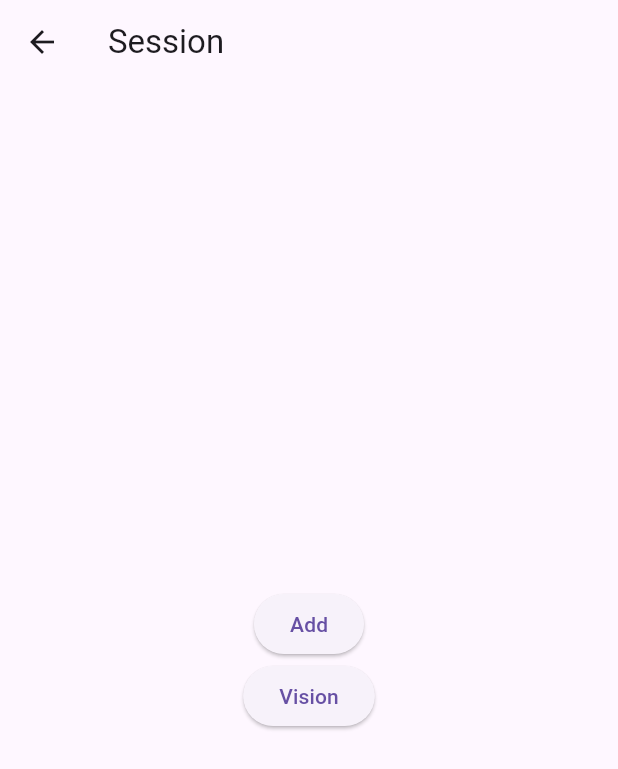
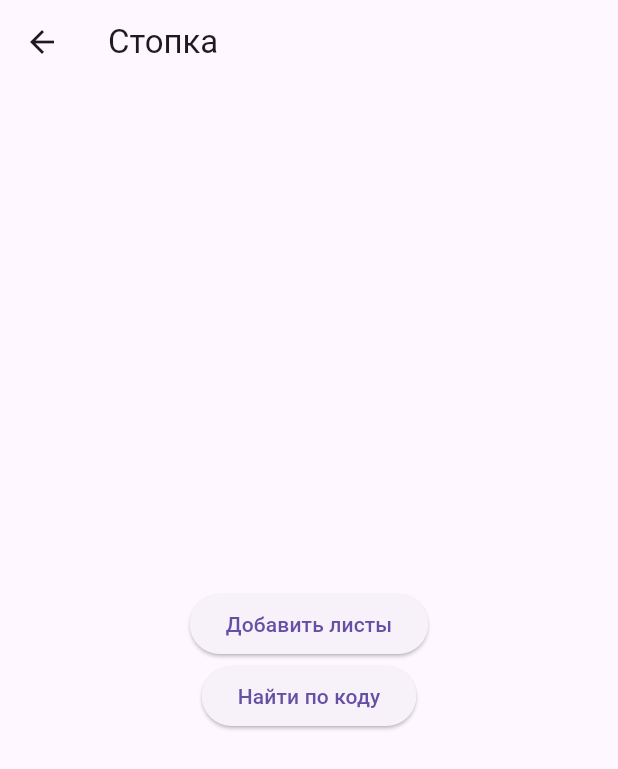
Before and after one commit to eldar258/numVision, a Flutter app: the Session screen opened directly, on a phone screen of 412 x 824 dp. Shown: the top 769 px of the screen. Run offline on Flutter 3.47's test engine with Material 3 defaults, Android fonts, the phone set to English and light mode, and no system bars; our stand-ins replace camera; missing offline and left inert: google_mlkit_text_recognition.

Commit message:
translate to Russian

```diff
--- a/lib/page/camera_page.dart
+++ b/lib/page/camera_page.dart
@@ -43,7 +43,7 @@ class _CameraAppState extends State<CameraApp> {
   Widget build(BuildContext context) {
     return Scaffold(
       appBar: AppBar(
-        title: Text('Add'),
+        title: Text('Добавить листы'),
       ),
       body: FutureBuilder<void>(
         future: _initializeControllerFuture,
--- a/lib/page/input_number.dart
+++ b/lib/page/input_number.dart
@@ -17,7 +17,7 @@ class _NumberSearchPageState extends State<NumberSearchPage> {
   Widget build(BuildContext context) {
     return Scaffold(
       appBar: AppBar(
-        title: Text('Vision'),
+        title: Text('Найти по коду'),
       ),
       body: Column(
         crossAxisAlignment: CrossAxisAlignment.start,
@@ -33,17 +33,17 @@ class _NumberSearchPageState extends State<NumberSearchPage> {
                 }
               });
             },
-            decoration: const InputDecoration(hintText: 'Enter 4 digits'),
+            decoration: const InputDecoration(hintText: 'Введите 4 цифры'),
           ),
           const SizedBox(height: 20),
-          const Text('Search Results:', style: TextStyle(fontSize: 16, fontWeight: FontWeight.bold),),
+          const Text('Результаты поиска:', style: TextStyle(fontSize: 16, fontWeight: FontWeight.bold),),
           Expanded(
             child: ListView.builder(
               itemCount: searchResults.length,
               itemBuilder: (context, index) {
                 return ListTile(
                   title: Text(
-                      "id:${searchResults[index][0]} list:${searchResults[index][1]}"),
+                      "id:${searchResults[index][0]} Номер листа:${searchResults[index][1] + 1}"),
                   onTap: () {
                     setState(() {
                       service.removeLine(searchResults[index][1], searchResults[index][2]);
--- a/lib/page/sessions.dart
+++ b/lib/page/sessions.dart
@@ -17,7 +17,7 @@ class _Session extends State<Sessions> {
   Widget build(BuildContext context) {
     return Scaffold(
       appBar: AppBar(
-        title: Text('Sessions'),
+        title: Text('Стопки'),
       ),
       body: ListView.builder(
         itemCount: service
@@ -98,7 +98,7 @@ class Session extends StatelessWidget {
   Widget build(BuildContext context) {
     return Scaffold(
       appBar: AppBar(
-        title: Text('Session'),
+        title: Text('Стопка'),
       ),
       body: Center(
         child: Column(
@@ -113,7 +113,7 @@ class Session extends StatelessWidget {
                     )
                 );
               },
-              child: Text('Add'),
+              child: Text('Добавить листы'),
             ),
             ElevatedButton(
               onPressed: () {
@@ -124,7 +124,7 @@ class Session extends StatelessWidget {
                     )
                 );
               },
-              child: Text('Vision'),
+              child: Text('Найти по коду'),
             ),
           ],
         ),
--- a/lib/service/session_service.dart
+++ b/lib/service/session_service.dart
@@ -16,7 +16,7 @@ class SessionService {
 
   newSession() {
     var date = DateTime.now();
-    _sessions.add(Session("${date.day} ${date.month} ${date.hour}:${date.minute}"));
+    _sessions.add(Session("${date.day < 10 ? "0" : ""}${date.day}.${date.month < 10 ? "0" : ""}${date.month} ${date.hour}:${date.minute}"));
   }
 
   removeSession(int sessionIdx) {
```
Also changed, not shown: lib/main.dart (+0 -58 lines).
